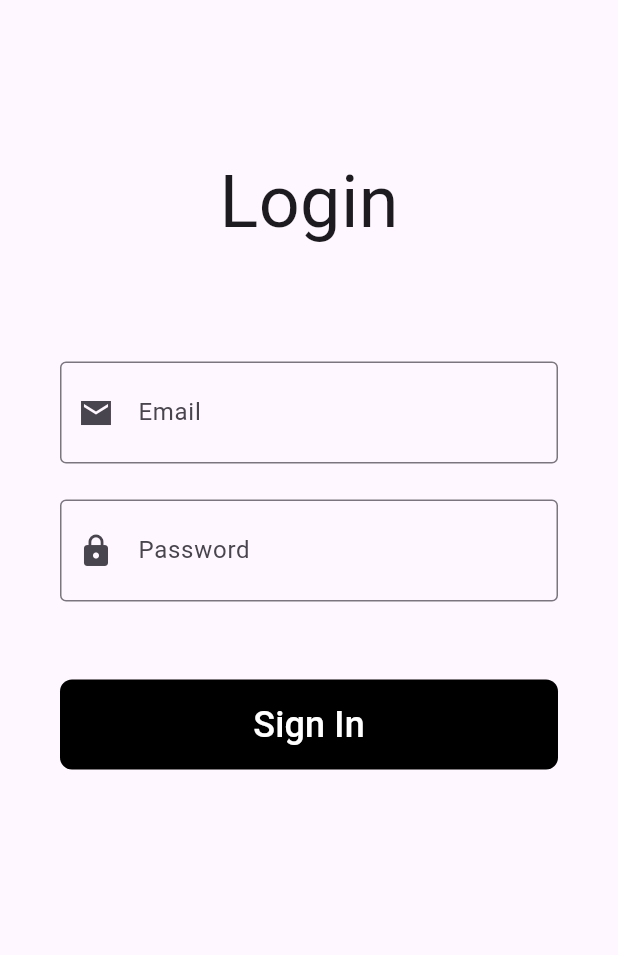
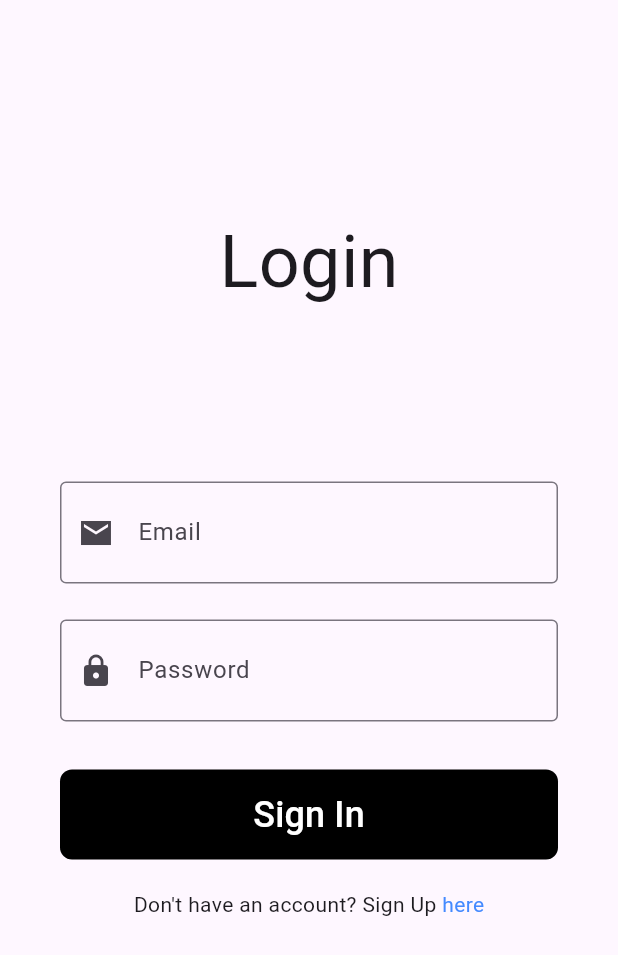
Before and after one commit to ViniBelo/to_do_app_flutter, a Flutter app: the screen it shows after launch, on a phone screen of 412 x 824 dp. Shown: the top 955 px of the screen. Run offline on Flutter 3.47's test engine with Material 3 defaults, Android fonts, the phone set to English and light mode, and no system bars.

Commit message:
Small adjusts

```diff
--- a/lib/main.dart
+++ b/lib/main.dart
@@ -1,5 +1,5 @@
 import 'package:flutter/material.dart';
-import 'package:to_do_app_flutter/view/login/login_screen.dart';
+import 'package:to_do_app_flutter/view/authentication/login_screen.dart';
 
 void main() {
   runApp(const MyApp());
--- a/lib/view/login/components/sign_in_button.dart
+++ b/lib/view/authentication/components/sign_in_button.dart
@@ -8,7 +8,7 @@ class SignInButton extends StatelessWidget {
   @override
   Widget build(BuildContext context) {
     return Padding(
-      padding: const EdgeInsets.only(top: 40, bottom: 20),
+      padding: const EdgeInsets.only(top: 20, bottom: 20),
       child: FilledButton(
           style: ButtonStyle(
               backgroundColor: const WidgetStatePropertyAll(Colors.black),
--- a/lib/view/login/login_screen.dart
+++ b/lib/view/authentication/login_screen.dart
@@ -1,9 +1,13 @@
 import 'package:flutter/material.dart';
-import 'package:to_do_app_flutter/view/login/components/login_form_field.dart';
-import 'package:to_do_app_flutter/view/login/components/sign_in_button.dart';
+import 'package:to_do_app_flutter/view/authentication/components/login_form_field.dart';
+import 'package:to_do_app_flutter/view/authentication/components/sign_in_button.dart';
 
 class LoginScreen extends StatelessWidget {
   const LoginScreen({super.key});
+
+  onSignUpPressed() {
+
+  }
 
   onSignInPressed() {
 
@@ -19,7 +23,7 @@ class LoginScreen extends StatelessWidget {
             mainAxisAlignment: MainAxisAlignment.start,
             children: [
               const Padding(
-                padding: EdgeInsets.only(top: 60, bottom: 60),
+                padding: EdgeInsets.only(top: 100, bottom: 100),
                 child: Text(
                   "Login",
                   style: TextStyle(
@@ -39,6 +43,18 @@ class LoginScreen extends StatelessWidget {
               SignInButton(
                 onSignInPressed: onSignInPressed,
               ),
+              const Row(
+                mainAxisAlignment: MainAxisAlignment.center,
+                children: [
+                  Text("Don't have an account? Sign Up "),
+                  Text(
+                    "here",
+                    style: TextStyle(
+                      color: Colors.blueAccent
+                    ),
+                  ),
+                ],
+              ),
             ],
           ),
         ),
```
Also changed, not shown: lib/view/authentication/components/login_form_field.dart (renamed from lib/view/login/components/login_form_field.dart).
